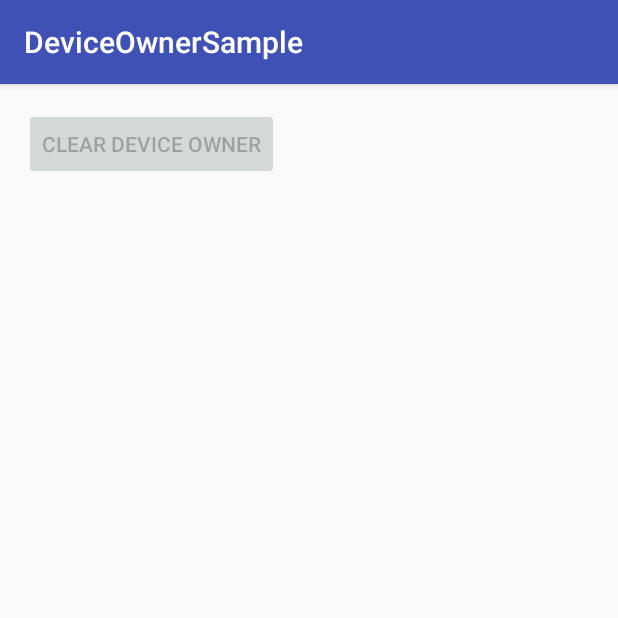
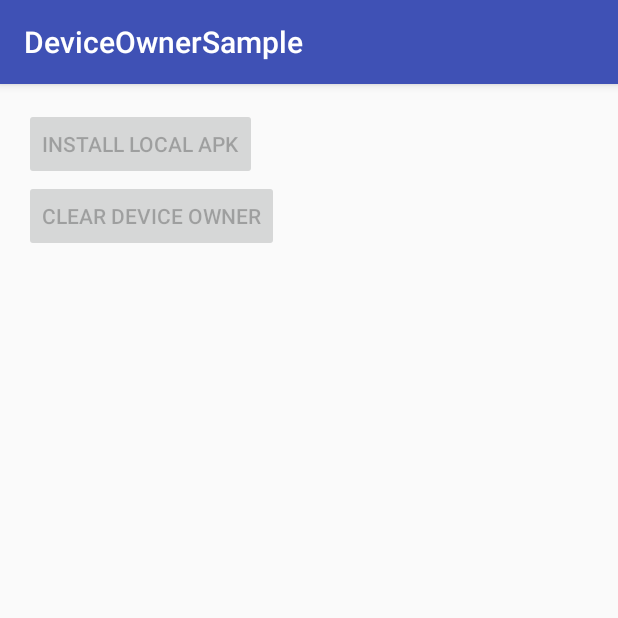
Before and after one commit to LyricalMaestro/DeviceOwnerSample, an Android app: the screen it shows after launch (MainActivity), on a phone screen of 412 x 824 dp, the top half of it. Run offline under Robolectric (Android 15) with nearby library versions, the phone set to English and light mode, and no system bars.

Commit message:
MPermissionの自動許可設定をするようにした。

```diff
--- a/app/src/main/java/com/lyricaloriginal/deviceownersample/MainActivity.java
+++ b/app/src/main/java/com/lyricaloriginal/deviceownersample/MainActivity.java
@@ -8,6 +8,7 @@ import android.widget.Button;
 
 public class MainActivity extends AppCompatActivity {
 
+    private Button mInstallLocalAppBtn;
     private Button mClearDeviceOwnerBtn;
 
     private DevicePolicyManager mDpm;
@@ -16,12 +17,22 @@ public class MainActivity extends AppCompatActivity {
     protected void onCreate(Bundle savedInstanceState) {
         super.onCreate(savedInstanceState);
         setContentView(R.layout.activity_main);
+        mInstallLocalAppBtn = (Button) findViewById(R.id.install_app_btn);
+        mInstallLocalAppBtn.setOnClickListener(new View.OnClickListener() {
+            @Override
+            public void onClick(View v) {
+
+            }
+        });
         mClearDeviceOwnerBtn = (Button) findViewById(R.id.clear_device_owner_btn);
         mClearDeviceOwnerBtn.setOnClickListener(new View.OnClickListener() {
             @Override
             public void onClick(View v) {
+                /**
+                 * DeviceOwnerの解除
+                 */
                 mDpm.clearDeviceOwnerApp(getPackageName());
-                v.setEnabled(false);
+                setButtonEnable(false);
             }
         });
         mDpm = (DevicePolicyManager) getSystemService(DEVICE_POLICY_SERVICE);
@@ -30,6 +41,11 @@ public class MainActivity extends AppCompatActivity {
     @Override
     protected void onResume() {
         super.onResume();
-        mClearDeviceOwnerBtn.setEnabled(mDpm.isDeviceOwnerApp(getPackageName()));
+        setButtonEnable(mDpm.isDeviceOwnerApp(getPackageName()));
+    }
+
+    private void setButtonEnable(boolean enable) {
+        mInstallLocalAppBtn.setEnabled(enable);
+        mClearDeviceOwnerBtn.setEnabled(enable);
     }
 }
--- a/app/src/main/java/com/lyricaloriginal/deviceownersample/MyDeviceAdminReceiver.java
+++ b/app/src/main/java/com/lyricaloriginal/deviceownersample/MyDeviceAdminReceiver.java
@@ -3,14 +3,23 @@ package com.lyricaloriginal.deviceownersample;
 import android.app.admin.DeviceAdminReceiver;
 import android.app.admin.DevicePolicyManager;
 import android.content.BroadcastReceiver;
+import android.content.ComponentName;
 import android.content.Context;
 import android.content.Intent;
+import android.os.Build;
 
 public class MyDeviceAdminReceiver extends DeviceAdminReceiver {
 
     @Override
     public void onEnabled(Context context, Intent intent) {
         super.onEnabled(context, intent);
-
+        DevicePolicyManager dpm = (DevicePolicyManager) context.
+                getSystemService(Context.DEVICE_POLICY_SERVICE);
+        if (dpm.isDeviceOwnerApp(context.getPackageName())) {
+            if (Build.VERSION.SDK_INT >= Build.VERSION_CODES.M) {
+                ComponentName cn = getWho(context);
+                dpm.setPermissionPolicy(cn, DevicePolicyManager.PERMISSION_POLICY_AUTO_GRANT);
+            }
+        }
     }
 }
--- a/app/src/main/res/layout/activity_main.xml
+++ b/app/src/main/res/layout/activity_main.xml
@@ -10,8 +10,15 @@
     tools:context="com.lyricaloriginal.deviceownersample.MainActivity">
 
     <Button
+        android:id="@+id/install_app_btn"
+        android:layout_width="wrap_content"
+        android:layout_height="wrap_content"
+        android:text="install local apk" />
+
+    <Button
         android:id="@+id/clear_device_owner_btn"
-        android:text="clear device owner"
         android:layout_width="wrap_content"
-        android:layout_height="wrap_content" />
+        android:layout_height="wrap_content"
+        android:layout_below="@id/install_app_btn"
+        android:text="clear device owner" />
 </RelativeLayout>
```
